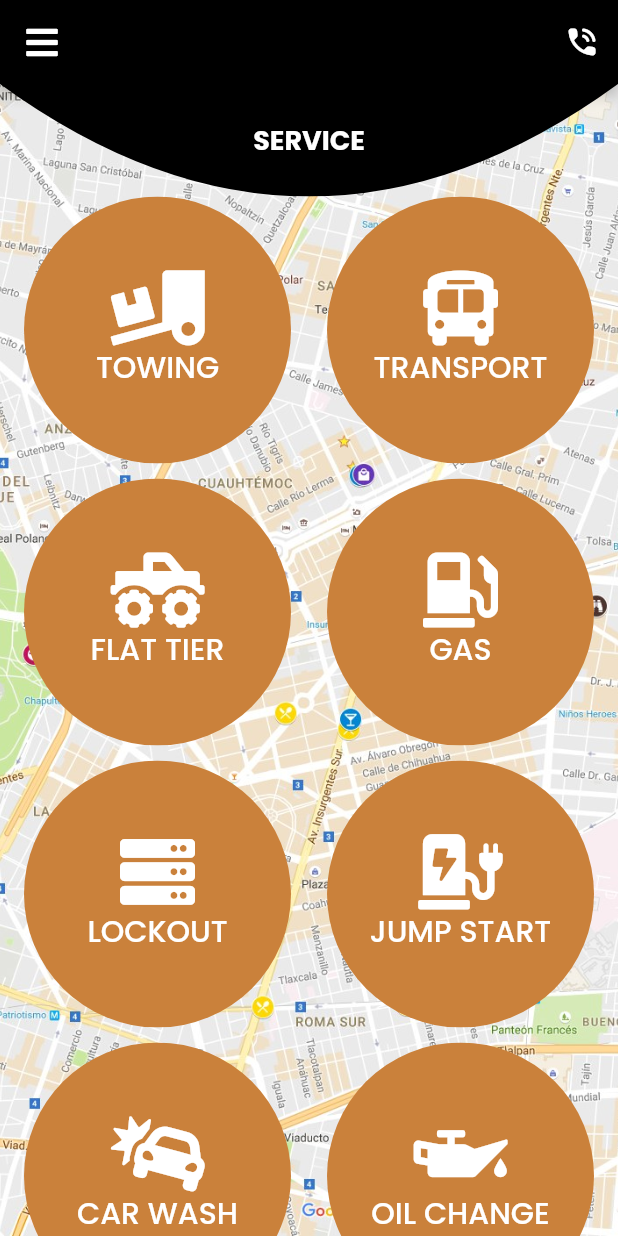
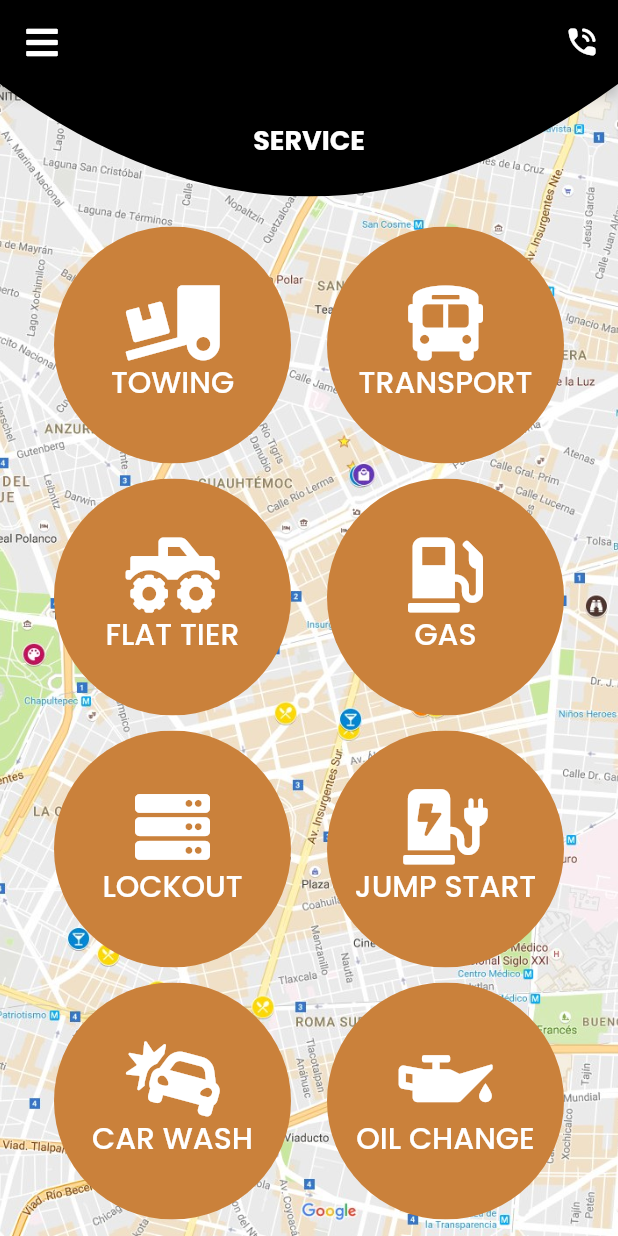
Before and after one commit to enzomarc/haulpra, a Flutter app: the ServiceSelectionPage screen opened directly, on a phone screen of 412 x 824 dp. Run offline on Flutter 3.47's test engine with Material 2 defaults, Android fonts, the phone set to English and light mode, and no system bars; our stand-ins replace font_awesome_flutter.

Commit message:
Make service icons smaller

```diff
--- a/lib/ui/services/service_selection_page.dart
+++ b/lib/ui/services/service_selection_page.dart
@@ -74,6 +74,7 @@ class _ServiceSelectionPageState extends State<ServiceSelectionPage> {
       crossAxisCount: 2,
       mainAxisSpacing: 10.0,
       crossAxisSpacing: 24.0,
+      padding: EdgeInsets.all(20.0),
       children: [
         IconButtonWithText(
           "TOWING",
--- a/lib/ui/shared/icon_button.dart
+++ b/lib/ui/shared/icon_button.dart
@@ -7,13 +7,14 @@ class IconButtonWithText extends StatelessWidget {
   final IconData icon;
   final bool isSelected;
   final VoidCallback onPressed;
+  final Size size;
 
-  const IconButtonWithText(this.text, this.isSelected, this.onPressed, this.icon);
+  const IconButtonWithText(this.text, this.isSelected, this.onPressed, this.icon, {this.size = const Size(136, 136)});
 
   @override
   Widget build(BuildContext context) {
     return SizedBox.fromSize(
-      size: Size(136, 136), // button width and height
+      size: size, // button width and height
       child: ClipOval(
         child: Material(
           color: isSelected ? AppColors.orange : Colors.white, // button color
```
